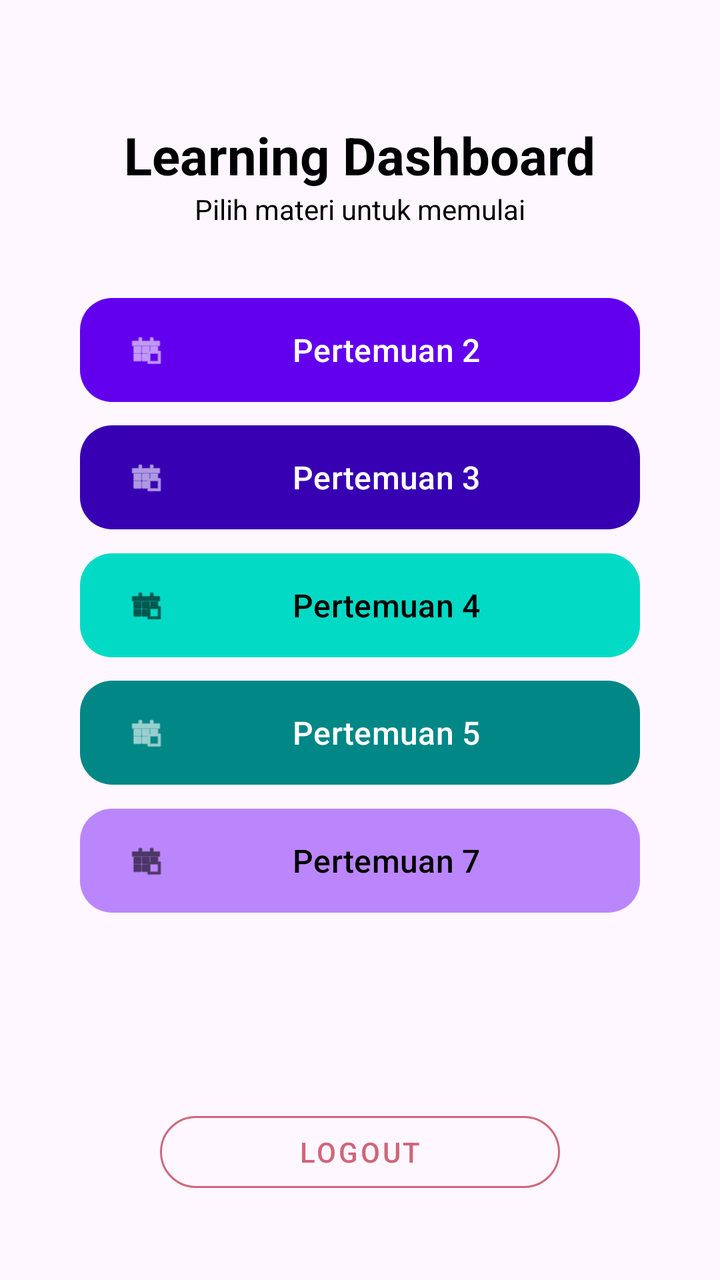
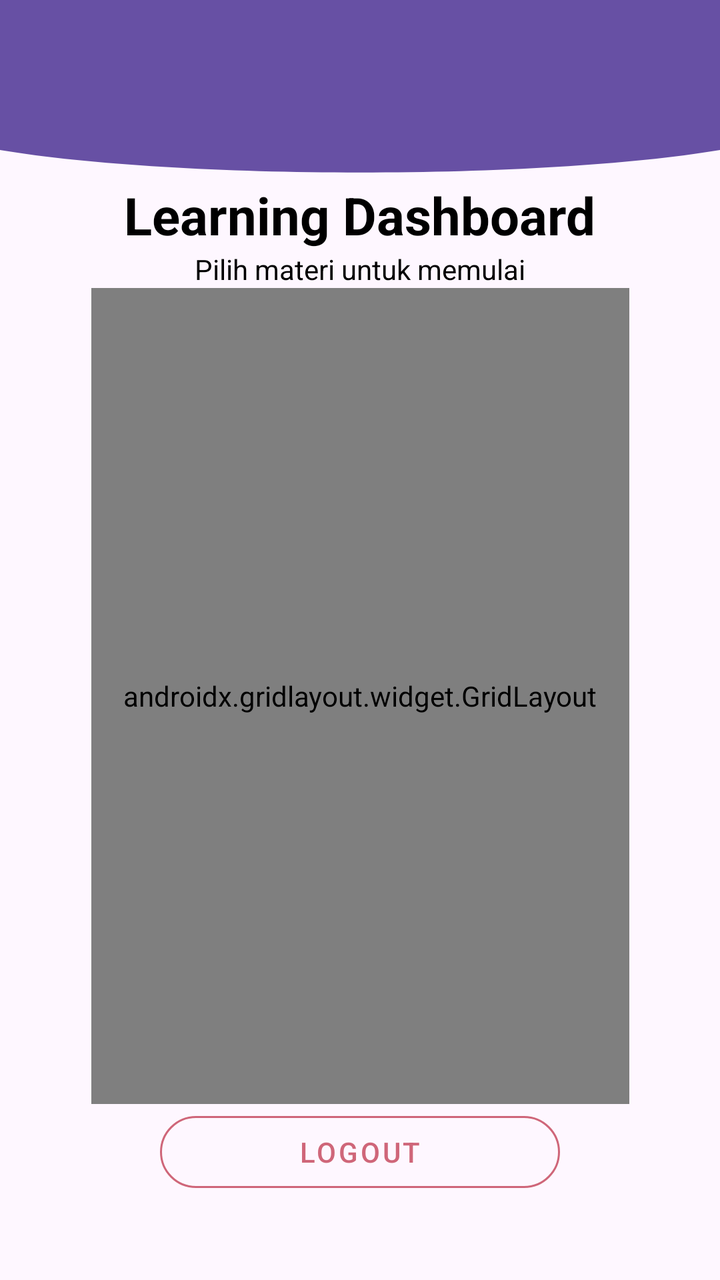

The first picture is an Android layout as it rendered before a commit; the second is the same layout after the commit. The layout source and the unified diff follow.
<!-- AndroidManifest.xml: application theme Theme.HayaApps -->
<!-- res/layout/fragment_home.xml -->
<?xml version="1.0" encoding="utf-8"?>
<androidx.constraintlayout.widget.ConstraintLayout
    xmlns:android="http://schemas.android.com/apk/res/android"
    xmlns:tools="http://schemas.android.com/tools"
    android:layout_width="match_parent"
    android:layout_height="match_parent"
    xmlns:app="http://schemas.android.com/apk/res-auto"
    tools:context=".Home.HomeFragment">

    <TextView
        android:id="@+id/tvTitle"
        android:layout_width="wrap_content"
        android:layout_height="wrap_content"
        android:layout_marginTop="60dp"
        android:text="Learning Dashboard"
        android:textColor="@color/black"
        android:textSize="26sp"
        android:textStyle="bold"
        app:layout_constraintEnd_toEndOf="parent"
        app:layout_constraintStart_toStartOf="parent"
        app:layout_constraintTop_toTopOf="parent" />

    <TextView
        android:layout_width="wrap_content"
        android:layout_height="wrap_content"
        android:text="Pilih materi untuk memulai"
        android:textColor="#000000"
        app:layout_constraintEnd_toEndOf="parent"
        app:layout_constraintStart_toStartOf="parent"
        app:layout_constraintTop_toBottomOf="@id/tvTitle" />

    <com.google.android.material.button.MaterialButton
        android:id="@+id/btnToSecond"
        android:layout_width="280dp"
        android:layout_height="60dp"
        android:text="Pertemuan 2"
        android:textAllCaps="false"
        android:textSize="16sp"
        app:backgroundTint="#6200EE"
        app:cornerRadius="16dp"
        app:elevation="8dp"
        app:icon="@android:drawable/ic_menu_today"
        app:layout_constraintBottom_toBottomOf="parent"
        app:layout_constraintEnd_toEndOf="parent"
        app:layout_constraintStart_toStartOf="parent"
        app:layout_constraintTop_toTopOf="parent"
        app:layout_constraintVertical_bias="0.25" />

    <com.google.android.material.button.MaterialButton
        android:id="@+id/btnToThird"
        android:layout_width="280dp"
        android:layout_height="60dp"
        android:text="Pertemuan 3"
        android:textAllCaps="false"
        android:textSize="16sp"
        app:backgroundTint="#3700B3"
        app:cornerRadius="16dp"
        app:elevation="8dp"
        app:icon="@android:drawable/ic_menu_today"
        app:layout_constraintBottom_toBottomOf="parent"
        app:layout_constraintEnd_toEndOf="parent"
        app:layout_constraintStart_toStartOf="parent"
        app:layout_constraintTop_toTopOf="parent"
        app:layout_constraintVertical_bias="0.36" />

    <com.google.android.material.button.MaterialButton
        android:id="@+id/btnToFourth"
        android:layout_width="280dp"
        android:layout_height="60dp"
        android:text="Pertemuan 4"
        android:textAllCaps="false"
        android:textSize="16sp"
        app:backgroundTint="#03DAC5"
        android:textColor="#000000"
        app:iconTint="#000000"
        app:cornerRadius="16dp"
        app:elevation="8dp"
        app:icon="@android:drawable/ic_menu_today"
        app:layout_constraintBottom_toBottomOf="parent"
        app:layout_constraintEnd_toEndOf="parent"
        app:layout_constraintStart_toStartOf="parent"
        app:layout_constraintTop_toTopOf="parent"
        app:layout_constraintVertical_bias="0.47" />

    <com.google.android.material.button.MaterialButton
        android:id="@+id/btnToFifth"
        android:layout_width="280dp"
        android:layout_height="60dp"
        android:text="Pertemuan 5"
        android:textAllCaps="false"
        android:textSize="16sp"
        app:backgroundTint="#018786"
        app:cornerRadius="16dp"
        app:elevation="8dp"
        app:icon="@android:drawable/ic_menu_today"
        app:layout_constraintBottom_toBottomOf="parent"
        app:layout_constraintEnd_toEndOf="parent"
        app:layout_constraintStart_toStartOf="parent"
        app:layout_constraintTop_toTopOf="parent"
        app:layout_constraintVertical_bias="0.58" />

    <com.google.android.material.button.MaterialButton
        android:id="@+id/btnToSeven"
        android:layout_width="280dp"
        android:layout_height="60dp"
        android:text="Pertemuan 7"
        android:textAllCaps="false"
        android:textSize="16sp"
        app:backgroundTint="#BB86FC"
        android:textColor="#000000"
        app:iconTint="#000000"
        app:cornerRadius="16dp"
        app:elevation="8dp"
        app:icon="@android:drawable/ic_menu_today"
        app:layout_constraintBottom_toBottomOf="parent"
        app:layout_constraintEnd_toEndOf="parent"
        app:layout_constraintStart_toStartOf="parent"
        app:layout_constraintTop_toTopOf="parent"
        app:layout_constraintVertical_bias="0.69" />

    <com.google.android.material.button.MaterialButton
        android:id="@+id/btnLogout"
        style="@style/Widget.MaterialComponents.Button.OutlinedButton"
        android:layout_width="200dp"
        android:layout_height="wrap_content"
        android:layout_marginBottom="40dp"
        android:text="Logout"
        android:textColor="#CF6679"
        app:strokeColor="#CF6679"
        app:cornerRadius="30dp"
        app:layout_constraintBottom_toBottomOf="parent"
        app:layout_constraintEnd_toEndOf="parent"
        app:layout_constraintStart_toStartOf="parent" />
</androidx.constraintlayout.widget.ConstraintLayout>
<!-- resources referenced by this layout -->
<resources>
  <color name="black">#FF000000</color>
  <style name="Theme.HayaApps" parent="Base.Theme.HayaApps" />
  <style name="Base.Theme.HayaApps" parent="Theme.Material3.DayNight.NoActionBar">
          
          
      </style>
</resources>

<!-- the commit's change to res/layout/fragment_home.xml (unified diff, before → after) -->
@@ -1,17 +1,26 @@
 <?xml version="1.0" encoding="utf-8"?>
 <androidx.constraintlayout.widget.ConstraintLayout
     xmlns:android="http://schemas.android.com/apk/res/android"
+    xmlns:app="http://schemas.android.com/apk/res-auto"
     xmlns:tools="http://schemas.android.com/tools"
     android:layout_width="match_parent"
     android:layout_height="match_parent"
-    xmlns:app="http://schemas.android.com/apk/res-auto"
     tools:context=".Home.HomeFragment">
+
+    <View
+        android:id="@+id/background_header"
+        android:layout_width="0dp"
+        android:layout_height="100dp"
+        android:background="@drawable/bg_header_setengahlingkaran"
+        app:layout_constraintEnd_toEndOf="parent"
+        app:layout_constraintStart_toStartOf="parent"
+        app:layout_constraintTop_toTopOf="parent" />
 
     <TextView
         android:id="@+id/tvTitle"
         android:layout_width="wrap_content"
         android:layout_height="wrap_content"
-        android:layout_marginTop="60dp"
+        android:layout_marginTop="90dp"
         android:text="Learning Dashboard"
         android:textColor="@color/black"
         android:textSize="26sp"
@@ -21,6 +30,7 @@
         app:layout_constraintTop_toTopOf="parent" />
 
     <TextView
+        android:id="@+id/tvSubtitle"
         android:layout_width="wrap_content"
         android:layout_height="wrap_content"
         android:text="Pilih materi untuk memulai"
@@ -29,94 +39,96 @@
         app:layout_constraintStart_toStartOf="parent"
         app:layout_constraintTop_toBottomOf="@id/tvTitle" />
 
-    <com.google.android.material.button.MaterialButton
-        android:id="@+id/btnToSecond"
-        android:layout_width="280dp"
-        android:layout_height="60dp"
-        android:text="Pertemuan 2"
-        android:textAllCaps="false"
-        android:textSize="16sp"
-        app:backgroundTint="#6200EE"
-        app:cornerRadius="16dp"
-        app:elevation="8dp"
-        app:icon="@android:drawable/ic_menu_today"
-        app:layout_constraintBottom_toBottomOf="parent"
-        app:layout_constraintEnd_toEndOf="parent"
+    <androidx.gridlayout.widget.GridLayout
+        android:layout_width="wrap_content"
+        android:layout_height="0dp"
+        android:padding="16dp"
+        app:columnCount="1"
+        app:useDefaultMargins="true"
+        app:layout_constraintTop_toBottomOf="@id/tvSubtitle"
+        app:layout_constraintBottom_toTopOf="@id/btnLogout"
         app:layout_constraintStart_toStartOf="parent"
-        app:layout_constraintTop_toTopOf="parent"
-        app:layout_constraintVertical_bias="0.25" />
+        app:layout_constraintEnd_toEndOf="parent">
 
-    <com.google.android.material.button.MaterialButton
-        android:id="@+id/btnToThird"
-        android:layout_width="280dp"
-        android:layout_height="60dp"
-        android:text="Pertemuan 3"
-        android:textAllCaps="false"
-        android:textSize="16sp"
-        app:backgroundTint="#3700B3"
-        app:cornerRadius="16dp"
-        app:elevation="8dp"
-        app:icon="@android:drawable/ic_menu_today"
-        app:layout_constraintBottom_toBottomOf="parent"
-        app:layout_constraintEnd_toEndOf="parent"
-        app:layout_constraintStart_toStartOf="parent"
-        app:layout_constraintTop_toTopOf="parent"
-        app:layout_constraintVertical_bias="0.36" />
+        <com.google.android.material.button.MaterialButton
+            android:id="@+id/btnToSecond"
+            android:layout_width="280dp"
+            android:layout_height="60dp"
+            android:text="Pertemuan 2"
+            android:textAllCaps="false"
+            android:textSize="16sp"
+            app:backgroundTint="#6200EE"
+            app:cornerRadius="16dp"
+            app:elevation="8dp"
+            app:icon="@android:drawable/ic_menu_today" />
 
-    <com.google.android.material.button.MaterialButton
-        android:id="@+id/btnToFourth"
-        android:layout_width="280dp"
-        android:layout_height="60dp"
-        android:text="Pertemuan 4"
-        android:textAllCaps="false"
-        android:textSize="16sp"
-        app:backgroundTint="#03DAC5"
-        android:textColor="#000000"
-        app:iconTint="#000000"
-        app:cornerRadius="16dp"
-        app:elevation="8dp"
-        app:icon="@android:drawable/ic_menu_today"
-        app:layout_constraintBottom_toBottomOf="parent"
-        app:layout_constraintEnd_toEndOf="parent"
-        app:layout_constraintStart_toStartOf="parent"
-        app:layout_constraintTop_toTopOf="parent"
-        app:layout_constraintVertical_bias="0.47" />
+        <com.google.android.material.button.MaterialButton
+            android:id="@+id/btnToThird"
+            android:layout_width="280dp"
+            android:layout_height="60dp"
+            android:text="Pertemuan 3"
+            android:textAllCaps="false"
+            android:textSize="16sp"
+            app:backgroundTint="#3700B3"
+            app:cornerRadius="16dp"
+            app:elevation="8dp"
+            app:icon="@android:drawable/ic_menu_today" />
 
-    <com.google.android.material.button.MaterialButton
-        android:id="@+id/btnToFifth"
-        android:layout_width="280dp"
-        android:layout_height="60dp"
-        android:text="Pertemuan 5"
-        android:textAllCaps="false"
-        android:textSize="16sp"
-        app:backgroundTint="#018786"
-        app:cornerRadius="16dp"
-        app:elevation="8dp"
-        app:icon="@android:drawable/ic_menu_today"
-        app:layout_constraintBottom_toBottomOf="parent"
-        app:layout_constraintEnd_toEndOf="parent"
-        app:layout_constraintStart_toStartOf="parent"
-        app:layout_constraintTop_toTopOf="parent"
-        app:layout_constraintVertical_bias="0.58" />
+        <com.google.android.material.button.MaterialButton
+            android:id="@+id/btnToFourth"
+            android:layout_width="280dp"
+            android:layout_height="60dp"
+            android:text="Pertemuan 4"
+            android:textAllCaps="false"
+            android:textColor="#000000"
+            android:textSize="16sp"
+            app:backgroundTint="#03DAC5"
+            app:cornerRadius="16dp"
+            app:elevation="8dp"
+            app:icon="@android:drawable/ic_menu_today"
+            app:iconTint="#000000" />
 
-    <com.google.android.material.button.MaterialButton
-        android:id="@+id/btnToSeven"
-        android:layout_width="280dp"
-        android:layout_height="60dp"
-        android:text="Pertemuan 7"
-        android:textAllCaps="false"
-        android:textSize="16sp"
-        app:backgroundTint="#BB86FC"
-        android:textColor="#000000"
-        app:iconTint="#000000"
-        app:cornerRadius="16dp"
-        app:elevation="8dp"
-        app:icon="@android:drawable/ic_menu_today"
-        app:layout_constraintBottom_toBottomOf="parent"
-        app:layout_constraintEnd_toEndOf="parent"
-        app:layout_constraintStart_toStartOf="parent"
-        app:layout_constraintTop_toTopOf="parent"
-        app:layout_constraintVertical_bias="0.69" />
+        <com.google.android.material.button.MaterialButton
+            android:id="@+id/btnToFifth"
+            android:layout_width="280dp"
+            android:layout_height="60dp"
+            android:text="Pertemuan 5"
+            android:textAllCaps="false"
+            android:textSize="16sp"
+            app:backgroundTint="#018786"
+            app:cornerRadius="16dp"
+            app:elevation="8dp"
+            app:icon="@android:drawable/ic_menu_today" />
+
+        <com.google.android.material.button.MaterialButton
+            android:id="@+id/btnToSeven"
+            android:layout_width="280dp"
+            android:layout_height="60dp"
+            android:text="Pertemuan 7"
+            android:textAllCaps="false"
+            android:textColor="#000000"
+            android:textSize="16sp"
+            app:backgroundTint="#BB86FC"
+            app:cornerRadius="16dp"
+            app:elevation="8dp"
+            app:icon="@android:drawable/ic_menu_today"
+            app:iconTint="#000000" />
+
+        <com.google.android.material.button.MaterialButton
+            android:id="@+id/btnToNinth"
+            android:layout_width="280dp"
+            android:layout_height="60dp"
+            android:text="Pertemuan 9"
+            android:textAllCaps="false"
+            android:textColor="#000000"
+            android:textSize="16sp"
+            app:backgroundTint="#EDE28C"
+            app:cornerRadius="16dp"
+            app:elevation="8dp"
+            app:icon="@android:drawable/ic_menu_today"
+            app:iconTint="#000000" />
+
+    </androidx.gridlayout.widget.GridLayout>
 
     <com.google.android.material.button.MaterialButton
         android:id="@+id/btnLogout"
@@ -126,9 +138,10 @@
         android:layout_marginBottom="40dp"
         android:text="Logout"
         android:textColor="#CF6679"
-        app:strokeColor="#CF6679"
         app:cornerRadius="30dp"
         app:layout_constraintBottom_toBottomOf="parent"
         app:layout_constraintEnd_toEndOf="parent"
-        app:layout_constraintStart_toStartOf="parent" />
+        app:layout_constraintStart_toStartOf="parent"
+        app:strokeColor="#CF6679" />
+
 </androidx.constraintlayout.widget.ConstraintLayout>
<!-- resource entries referenced after the edit -->
@@ -1,6 +1,26 @@
 <!-- resources referenced by this layout -->
 <resources>
   <color name="black">#FF000000</color>
+  <!-- drawable bg_header_setengahlingkaran (drawable) -->
+  <?xml version="1.0" encoding="utf-8"?>
+  <vector xmlns:android="http://schemas.android.com/apk/res/android"
+      android:width="100dp"
+      android:height="100dp"
+      android:viewportWidth="100"
+      android:viewportHeight="100">
+  
+      <path
+          android:fillColor="?attr/colorPrimary"
+          android:pathData="
+              M0,0
+              L100,0
+              L100,75
+              C 75,90
+                25,90
+                0,75
+              Z" />
+  
+  </vector>
   <style name="Theme.HayaApps" parent="Base.Theme.HayaApps" />
   <style name="Base.Theme.HayaApps" parent="Theme.Material3.DayNight.NoActionBar">
           
